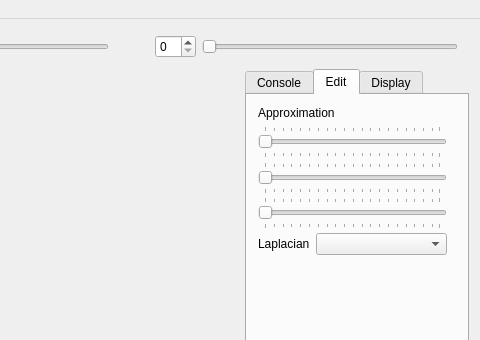
This is ZGeometry/ZGeometry.ui in sunyzm/ZGeometry as Qt 5 draws it before an edit; both pictures show x 591 to 1071 and y 0 to 340 of the 1071 by 850 pixel window. The edited form follows.
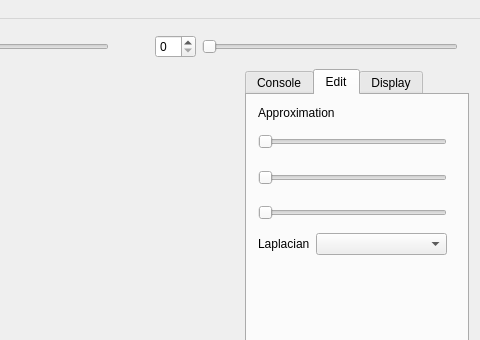
This is the edited form. Custom widgets are drawn as their Qt base class.

What changed in the file:
```diff
--- a/ZGeometry/ZGeometry.ui
+++ b/ZGeometry/ZGeometry.ui
@@ -227,7 +227,7 @@
          <attribute name="title">
           <string>Edit</string>
          </attribute>
-         <widget class="QWidget" name="">
+         <widget class="QWidget" name="layoutWidget">
           <property name="geometry">
            <rect>
             <x>0</x>
@@ -267,7 +267,7 @@
                 <enum>Qt::Horizontal</enum>
                </property>
                <property name="tickPosition">
-                <enum>QSlider::TicksBothSides</enum>
+                <enum>QSlider::NoTicks</enum>
                </property>
               </widget>
              </item>
@@ -292,7 +292,7 @@
                 <enum>Qt::Horizontal</enum>
                </property>
                <property name="tickPosition">
-                <enum>QSlider::TicksBothSides</enum>
+                <enum>QSlider::NoTicks</enum>
                </property>
               </widget>
              </item>
@@ -317,7 +317,7 @@
                 <enum>Qt::Horizontal</enum>
                </property>
                <property name="tickPosition">
-                <enum>QSlider::TicksBothSides</enum>
+                <enum>QSlider::NoTicks</enum>
                </property>
               </widget>
              </item>
```
Left out of the diff: 5 changed lines with no effect on the pictures.
